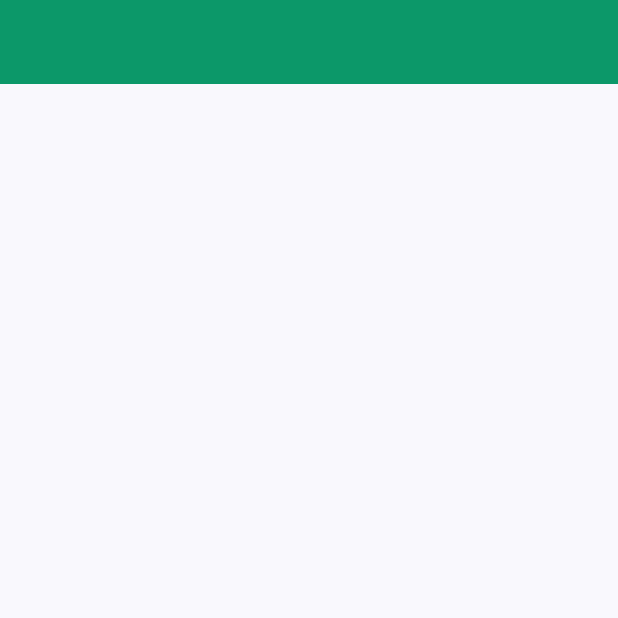
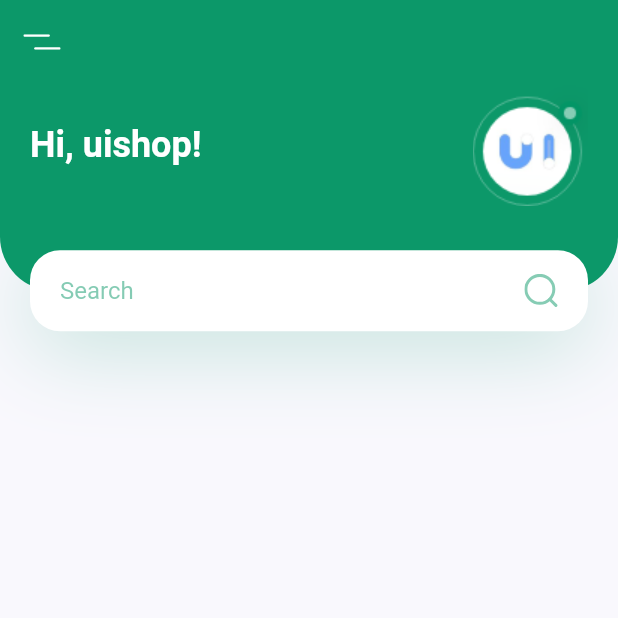
Before and after one commit to lauro-silva44/plant_app, a Flutter app: the screen it shows after launch, on a phone screen of 412 x 824 dp, the top half of it. Run offline on Flutter 3.47's test engine with Material 2 defaults, Android fonts, the phone set to English and light mode, and no system bars; our stand-ins replace flutter_svg.

Commit message:
added the header with the searchbox component

```diff
--- a/lib/main.dart
+++ b/lib/main.dart
@@ -1,6 +1,6 @@
 import 'package:flutter/material.dart';
 import 'package:plant_app/constants.dart';
-import 'package:plant_app/screens/components/home_screen.dart';
+import 'package:plant_app/screens/home_screen.dart';
 
 void main() {
   runApp(const MyApp());
--- /dev/null
+++ b/lib/screens/components/body.dart
@@ -0,0 +1,21 @@
+import 'package:flutter/cupertino.dart';
+import 'package:flutter/material.dart';
+
+import 'header_with_searchbox.dart';
+
+class Body extends StatelessWidget {
+  const Body({super.key});
+
+  @override
+  Widget build(BuildContext context) {
+    //provides the total height of and width of our screen
+    Size size = MediaQuery.of(context).size;
+    return SingleChildScrollView(
+      child: Column(
+        children: <Widget>[
+          HeaderWithSearchBox(size: size),
+        ],
+      ),
+    );
+  }
+}
--- /dev/null
+++ b/lib/screens/components/header_with_searchbox.dart
@@ -0,0 +1,91 @@
+import 'package:flutter/cupertino.dart';
+import 'package:flutter/material.dart';
+import 'package:flutter_svg/svg.dart';
+
+import '../../constants.dart';
+
+class HeaderWithSearchBox extends StatelessWidget {
+  const HeaderWithSearchBox({
+    Key? key,
+    required this.size,
+  }) : super(key: key);
+
+  final Size size;
+
+  @override
+  Widget build(BuildContext context) {
+    return Container(
+      margin: const EdgeInsets.only(bottom: kDefaultPadding * 2.5),
+      //it will cover 20% of our total height
+      height: size.height * .2,
+      child: Stack(
+        children: <Widget>[
+          Container(
+            padding: const EdgeInsets.only(
+              left: kDefaultPadding,
+              right: kDefaultPadding,
+              bottom: 36 + kDefaultPadding,
+            ),
+            height: size.height * .2 - 27,
+            decoration: const BoxDecoration(
+                color: kPrimaryColor,
+                borderRadius: BorderRadius.only(
+                  bottomLeft: Radius.circular(36),
+                  bottomRight: Radius.circular(36),
+                )),
+            child: Row(
+              children: [
+                Text(
+                  'Hi, uishop!',
+                  style: Theme.of(context).textTheme.headline5?.copyWith(
+                      color: Colors.white, fontWeight: FontWeight.bold),
+                ),
+                const Spacer(),
+                Image.asset('assets/images/logo.png'),
+              ],
+            ),
+          ),
+          Positioned(
+            bottom: 0,
+            left: 0,
+            right: 0,
+            child: Container(
+              alignment: Alignment.center,
+              margin: const EdgeInsets.symmetric(horizontal: kDefaultPadding),
+              padding: const EdgeInsets.symmetric(horizontal: kDefaultPadding),
+              height: 54,
+              decoration: BoxDecoration(
+                  color: Colors.white,
+                  borderRadius: BorderRadius.circular(20),
+                  boxShadow: [
+                    BoxShadow(
+                        offset: const Offset(0, 10),
+                        blurRadius: 50,
+                        color: kPrimaryColor.withOpacity(.23))
+                  ]),
+              child: Row(
+                children: [
+                  Expanded(
+                    child: TextField(
+                      decoration: InputDecoration(
+                        hintText: 'Search',
+                        hintStyle: TextStyle(
+                          color: kPrimaryColor.withOpacity(.5),
+                        ),
+                        enabledBorder: InputBorder.none,
+                        focusedBorder: InputBorder.none,
+                      ),
+                    ),
+                  ),
+                  SvgPicture.asset(
+                    'assets/icons/search.svg',
+                  ),
+                ],
+              ),
+            ),
+          )
+        ],
+      ),
+    );
+  }
+}
--- a/lib/screens/components/home_screen.dart
+++ b/lib/screens/home_screen.dart
@@ -1,17 +1,22 @@
 import 'package:flutter/material.dart';
 import 'package:flutter/src/widgets/container.dart';
 import 'package:flutter/src/widgets/framework.dart';
+import 'package:flutter_svg/flutter_svg.dart';
 import 'package:plant_app/constants.dart';
+import 'package:plant_app/screens/components/body.dart';
 
 class HomeScreen extends StatelessWidget {
   const HomeScreen({super.key});
 
   @override
   Widget build(BuildContext context) {
-    return Scaffold(
-      appBar: AppBar(
+    return Scaffold(appBar: builAppBar(), body: const Body());
+  }
+
+  AppBar builAppBar() {
+    return AppBar(
         elevation: 0,
-      ),
-    );
+        leading: IconButton(
+            icon: SvgPicture.asset("assets/icons/menu.svg"), onPressed: () {}));
   }
 }
```
